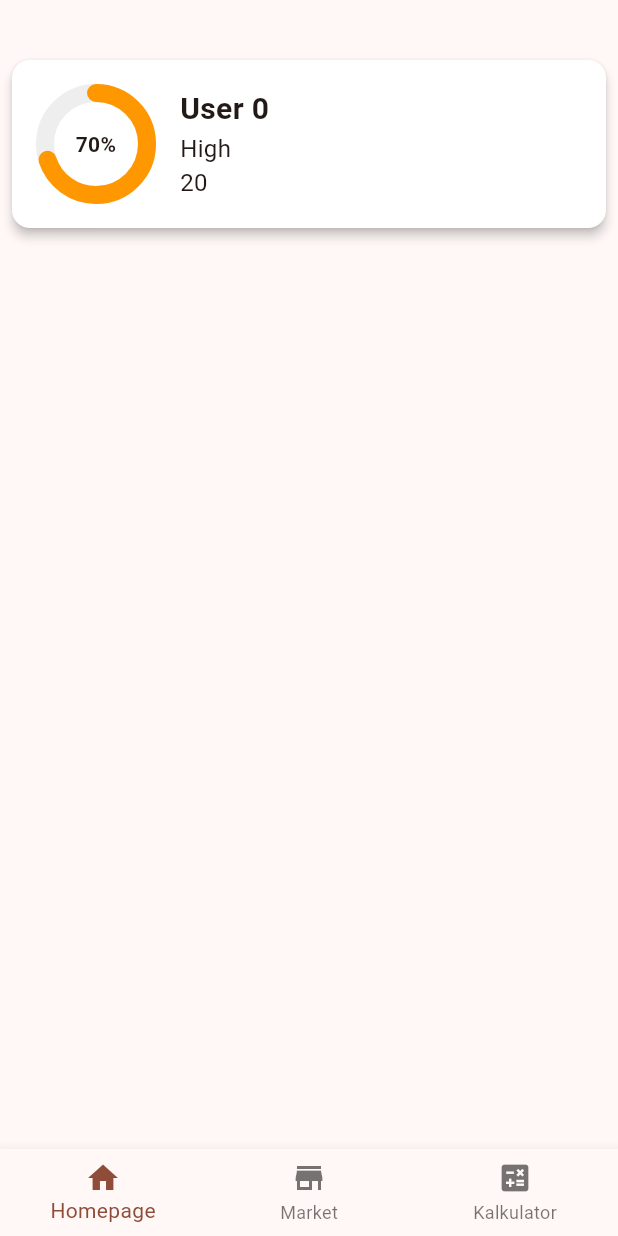
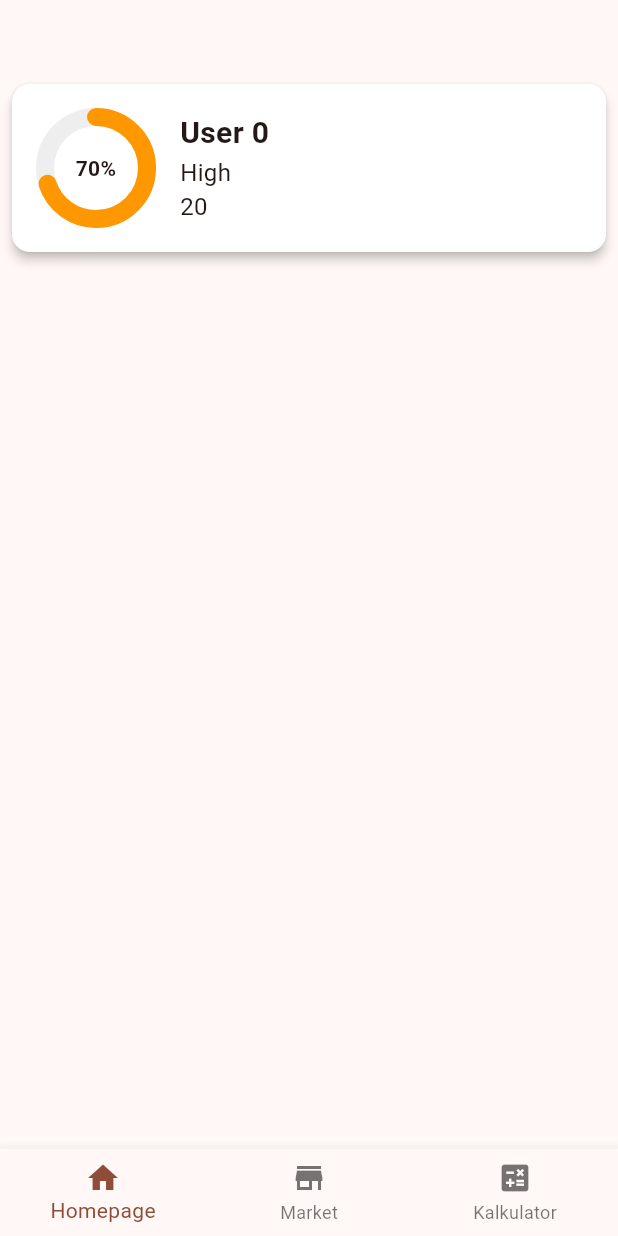
Before and after one commit to wliamgho/Goalfi, a Flutter app: the screen it shows after launch, on a phone screen of 412 x 824 dp. Run offline on Flutter 3.47's test engine with Material 3 defaults, Android fonts, the phone set to English and light mode, and no system bars; our stand-ins replace get_it.

Commit message:
fix: top padding

```diff
--- a/lib/features/homepage/presentation/homepage.dart
+++ b/lib/features/homepage/presentation/homepage.dart
@@ -8,6 +8,8 @@ class HomePage extends StatelessWidget {
   Widget build(BuildContext context) {
     return Scaffold(
       body: SingleChildScrollView(
+        child: Padding(
+          padding: const EdgeInsets.only(top: 16.0),
           child: Column(
             crossAxisAlignment: CrossAxisAlignment.start,
             children: const [
@@ -16,6 +18,7 @@ class HomePage extends StatelessWidget {
             ],
           ),
         ),
+      ),
     );
   }
 }
--- a/lib/features/main_tab/main_tab_bar.dart
+++ b/lib/features/main_tab/main_tab_bar.dart
@@ -37,6 +37,7 @@ class _MainTabBarState extends State<MainTabBar>
   Widget build(BuildContext context) {
     return Scaffold(
       body: TabBarView(
+        physics: const NeverScrollableScrollPhysics(),
         controller: _tabController,
         children: [
           buildNavigator(
```
Lines whose indentation alone changed are shown as unchanged.
